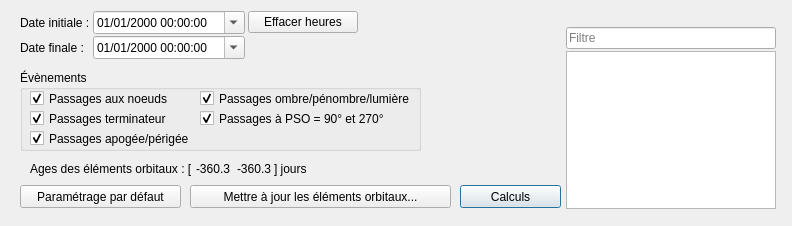
Above: src/interface/onglets/previsions/calculsevenementsorbitaux.ui from mconsidine/previsat_archive before the change. Below: the same form after it.
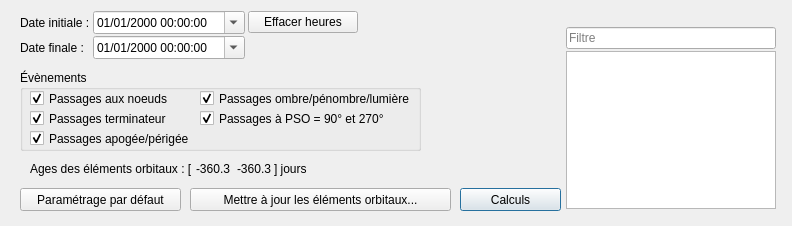
That is the form after the change.

Diff of the .ui file:
```diff
--- a/src/interface/onglets/previsions/calculsevenementsorbitaux.ui
+++ b/src/interface/onglets/previsions/calculsevenementsorbitaux.ui
@@ -259,7 +259,7 @@
    <property name="geometry">
     <rect>
      <x>460</x>
-     <y>185</y>
+     <y>188</y>
      <width>101</width>
      <height>23</height>
     </rect>
@@ -278,7 +278,7 @@
    <property name="geometry">
     <rect>
      <x>20</x>
-     <y>185</y>
+     <y>188</y>
      <width>161</width>
      <height>23</height>
     </rect>
@@ -380,7 +380,7 @@
    <property name="geometry">
     <rect>
      <x>190</x>
-     <y>185</y>
+     <y>188</y>
      <width>261</width>
      <height>23</height>
     </rect>
```
